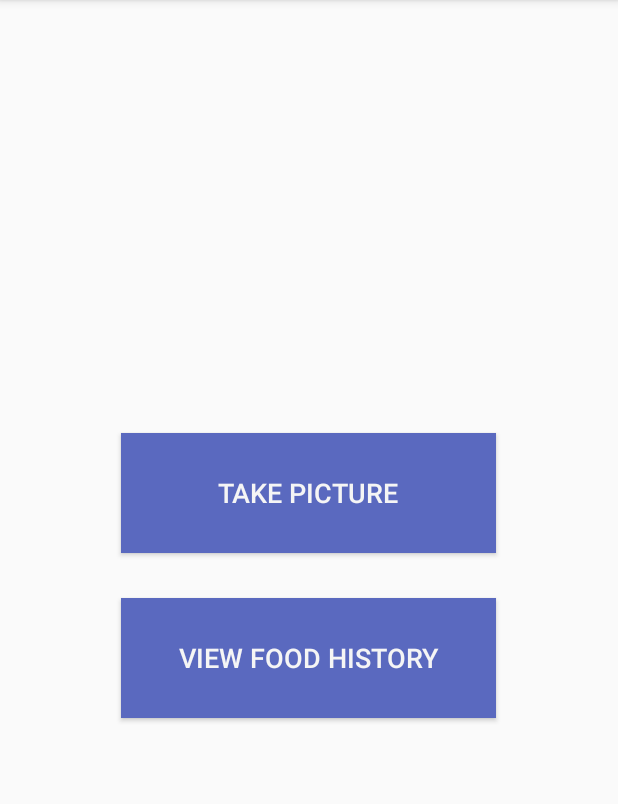
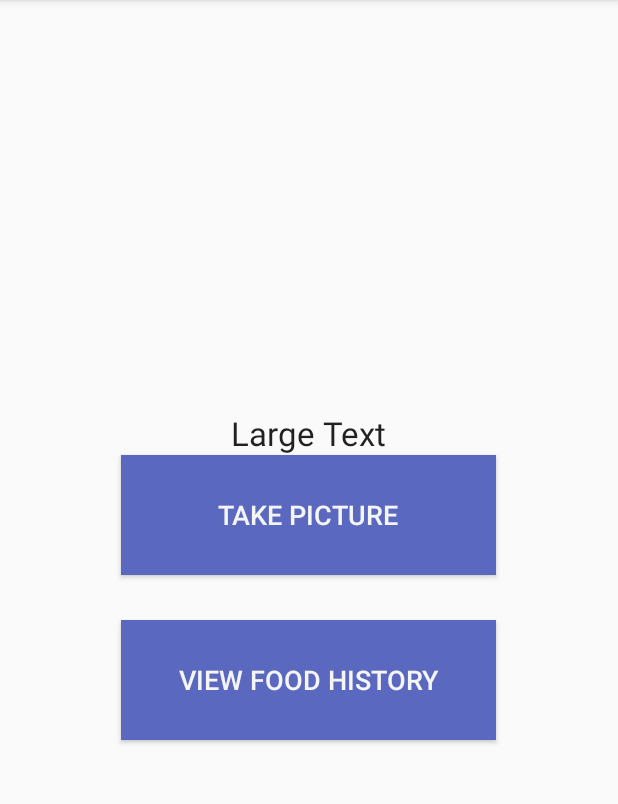
Before and after one commit to kcattakcaz/NutriCam, an Android app: the MainActivity screen opened directly, with no data from a screen before it, on a phone screen of 412 x 824 dp, the part 84-888 px from its top. Run offline under Robolectric (Android 15) with nearby library versions, the phone set to English and light mode, and no system bars; libraries missing offline, so code that uses them is left out: com.clarifai.api; 4 statements that could not run were skipped.

Commit message:
attempted to convert tag to text

```diff
--- a/app/src/main/res/layout/activity_main.xml
+++ b/app/src/main/res/layout/activity_main.xml
@@ -7,6 +7,14 @@
               android:layout_height="match_parent"
               android:gravity="center"
               tools:context="com.jaghory.nutricam.MainActivity">
+
+    <TextView
+        android:layout_width="wrap_content"
+        android:layout_height="wrap_content"
+        android:textAppearance="?android:attr/textAppearanceLarge"
+        android:text="Large Text"
+        android:id="@+id/textView"
+        android:layout_gravity="center_horizontal" />
 
     <Button
         android:layout_width="250dp"
@@ -26,4 +34,5 @@
         android:background="#5a69bf"
         android:textColor="#f5f5f5"
         android:textSize="@dimen/abc_text_size_medium_material"/>
+
 </LinearLayout>
```
Also changed, not shown: app/src/main/java/com/jaghory/nutricam/MainActivity.java (+20 -0 lines).
